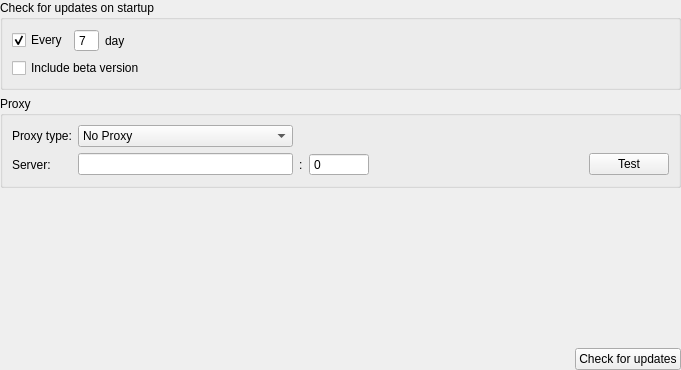
This is src/ui/setting/sub_update.ui in XMuli/myapp-template as Qt 5 draws it before an edit. The edited form follows.
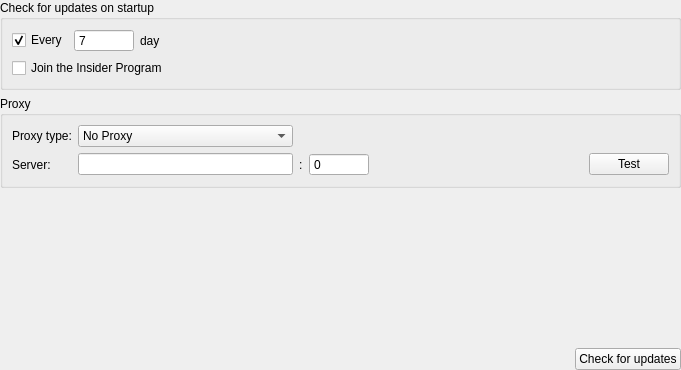
This is the edited form.

```diff
--- a/src/ui/setting/sub_update.ui
+++ b/src/ui/setting/sub_update.ui
@@ -43,7 +43,13 @@
        </widget>
       </item>
       <item row="0" column="1">
-       <widget class="QSpinBox" name="spinBox">
+       <widget class="QSpinBox" name="sbDay">
+        <property name="minimumSize">
+         <size>
+          <width>60</width>
+          <height>0</height>
+         </size>
+        </property>
         <property name="buttonSymbols">
          <enum>QAbstractSpinBox::ButtonSymbols::NoButtons</enum>
         </property>
@@ -67,7 +73,7 @@
          </sizepolicy>
         </property>
         <property name="text">
-         <string>Include beta version</string>
+         <string>Join the Insider Program</string>
         </property>
        </widget>
       </item>
```
Left out of the diff: 14 changed lines with no effect on the pictures.
